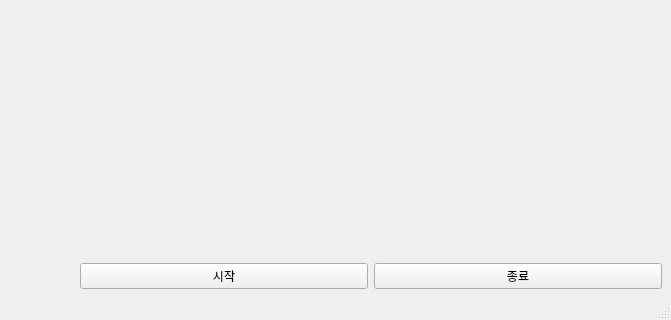
Qt form cameraview_PYTHON/ui/mainwindow.ui (andrewlee1807/Modbus-Interaction) before a commit; both pictures show x 129 to 800 and y 280 to 600 of the 800 by 600 pixel window.
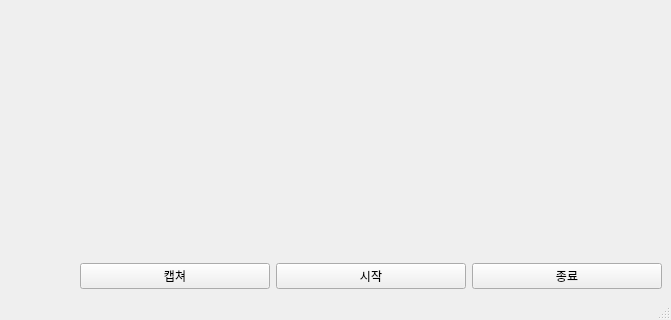
The same form after that commit.

What changed in the file:
```diff
--- a/cameraview_PYTHON/ui/mainwindow.ui
+++ b/cameraview_PYTHON/ui/mainwindow.ui
@@ -34,6 +34,13 @@
       <property name="leftMargin">
        <number>200</number>
       </property>
+      <item>
+       <widget class="QPushButton" name="btnCapture">
+        <property name="text">
+         <string>캡쳐</string>
+        </property>
+       </widget>
+      </item>
       <item>
        <widget class="QPushButton" name="btn_viewerStart">
         <property name="text">
```
